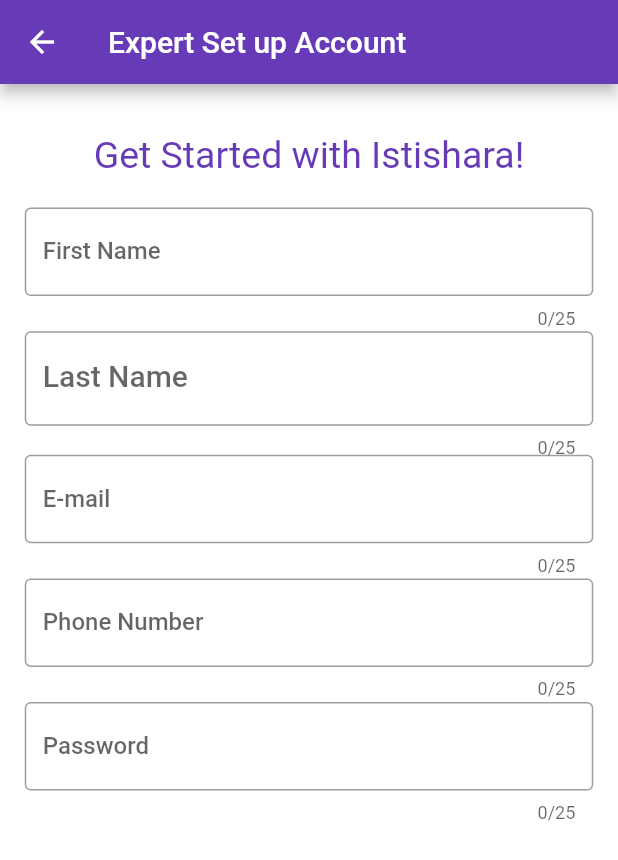
After one commit to oia05/Istishara, a Flutter app: the screen it shows after launch, after a tap on an icon or button, on a phone screen of 412 x 824 dp. The commit adds this screen. Shown: the top 860 px of the screen. Run offline on Flutter 3.47's test engine with Material 2 defaults, Android fonts, the phone set to English and light mode, and no system bars; our stand-ins replace cloud_firestore, connectivity; missing offline and left inert: loading_animations; accounts and stored records are empty.

Commit message:
Expert Sign Up page

```diff
--- /dev/null
+++ b/lib/ExpertSignUp.dart
@@ -0,0 +1,111 @@
+import 'dart:developer';
+import 'dart:ui';
+
+import 'package:flutter/material.dart';
+
+class ExpertSU extends StatelessWidget {
+  @override
+  Widget build(BuildContext context) {
+    return  ExpertSignUp();
+  }
+}
+
+class ExpertSignUp extends StatefulWidget {
+  @override
+  _ESignUpState createState() => _ESignUpState();
+}
+
+class _ESignUpState extends State<ExpertSignUp> {
+  @override
+  Widget build(BuildContext context) {
+    final double screenWidth = MediaQuery.of(context).size.width;
+    final double screenHeight = MediaQuery.of(context).size.height;
+    return  Scaffold(
+      appBar: AppBar(title: Text("Expert Set up Account", style: TextStyle(fontSize: 20,))),
+      backgroundColor: Colors.white,
+
+      body: SingleChildScrollView(
+        child: Column(
+          children: [
+            Container(
+              height: screenHeight/10,
+              padding: EdgeInsets.only(top: screenHeight/25,bottom: 0),
+              child: Text("Get Started with Istishara!",style: TextStyle(fontSize: 25,color: Colors.deepPurple),),
+           ),
+
+           Container(
+             height: screenHeight/10,
+             padding: EdgeInsets.only(left: screenWidth/25,right: screenWidth/25,),
+             child: TextField(decoration: InputDecoration(
+              border: OutlineInputBorder(),
+              hintText: "Do not use nick names",
+              labelText: "First Name"
+
+             ),
+             maxLength: 25,
+             style: TextStyle(fontWeight: FontWeight.w500,),
+
+             ),
+             ),
+           Container(
+             height: screenHeight/10,
+             padding: EdgeInsets.only(left: screenWidth/25,right: screenWidth/25),
+             child: TextField(decoration: InputDecoration(
+              border: OutlineInputBorder(),
+              labelText: "Last Name",
+              hintText: "Your Family Name"
+             ),
+             maxLength: 25,
+             style: TextStyle(fontWeight: FontWeight.w500, fontSize: 20),
+
+             )
+             ),
+
+            Container(
+              height: screenHeight/10,
+              padding: EdgeInsets.only(left: screenWidth/25,right: screenWidth/25),
+           child: TextField(decoration: InputDecoration(
+              border: OutlineInputBorder(),
+              labelText: "E-mail",
+              hintText: "Enter valid email as abc@example.com"
+
+           ),
+           maxLength: 25,
+           style: TextStyle(fontWeight: FontWeight.w500,),)
+           ),
+            Container(
+              height: screenHeight/10,
+              padding: EdgeInsets.only(left: screenWidth/25,right: screenWidth/25),
+           child: TextField(decoration: InputDecoration(
+              border: OutlineInputBorder(),
+              labelText: "Phone Number",
+              hintText: "8-digits Number"
+
+           ),
+           maxLength: 25,
+           style: TextStyle(fontWeight: FontWeight.w500,),)
+           ),
+            Container(
+              height: screenHeight/10,
+              padding: EdgeInsets.only(left: screenWidth/25,right: screenWidth/25),
+           child: TextField(decoration: InputDecoration(
+              border: OutlineInputBorder(),
+              labelText: "Password",
+              hintText: "Strong password consists of 8 characters"
+
+
+           ),
+           maxLength: 25,
+           style: TextStyle(fontWeight: FontWeight.w500,),)
+           ),
+
+           Container(
+
+           )
+          ],
+        ),
+
+      )
+    );
+  }
+}
--- a/lib/Start.dart
+++ b/lib/Start.dart
@@ -1,3 +1,4 @@
+import 'package:Istishara/ExpertSignUp.dart';
 import 'package:Istishara/Login.dart';
 import 'package:flutter/material.dart';
 
@@ -19,7 +20,7 @@ class _StartState extends State<_Start> {
   @override
   Widget build(BuildContext context) {
     final double screenWidth = MediaQuery.of(context).size.width;
-    final  double screenHeight = MediaQuery.of(context).size.height;
+    final double screenHeight = MediaQuery.of(context).size.height;
     return Scaffold(
         backgroundColor: Colors.white,
         body: Stack(
@@ -74,7 +75,12 @@ class _StartState extends State<_Start> {
                                     fontSize: 17,
                                     fontWeight: FontWeight.w900,
                                     color: Color(0xff5848CF))),
-                            onPressed: null,
+                            onPressed: () {
+                              Navigator.push(
+                                  context,
+                                  MaterialPageRoute(
+                                      builder: (_) => ExpertSU()));
+                            },
                             style: ElevatedButton.styleFrom(
                               side: BorderSide(width: 3.0, color: Colors.black),
                               shape: RoundedRectangleBorder(
```
Also changed, not shown: lib/main.dart (+21 -7 lines).
